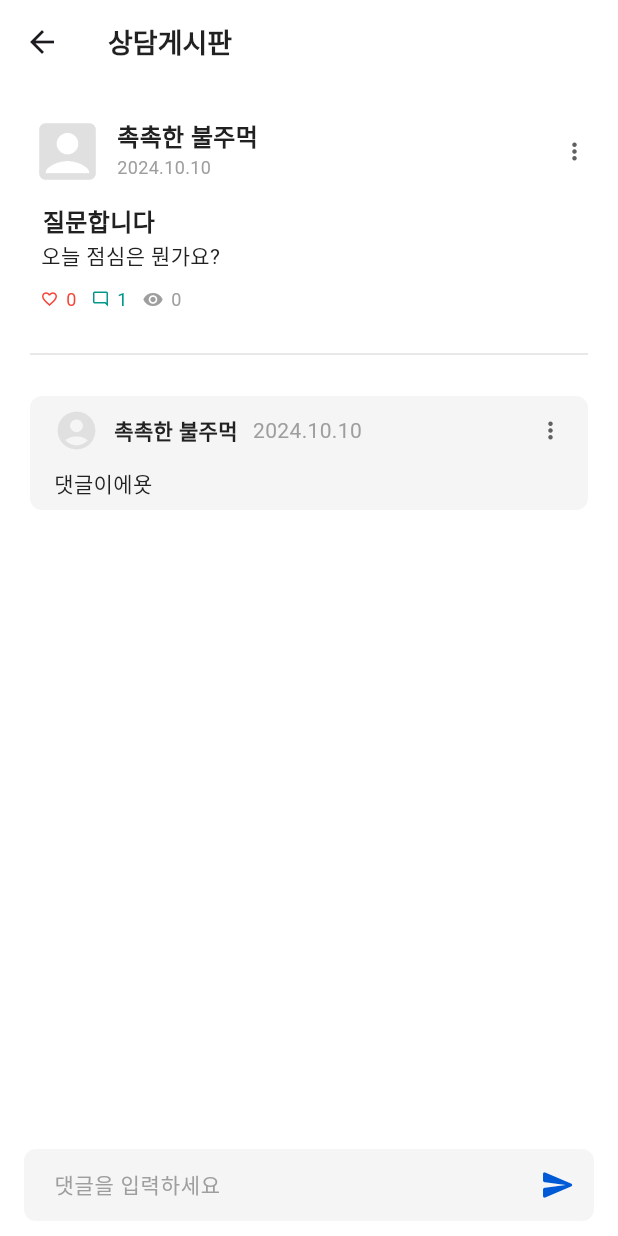
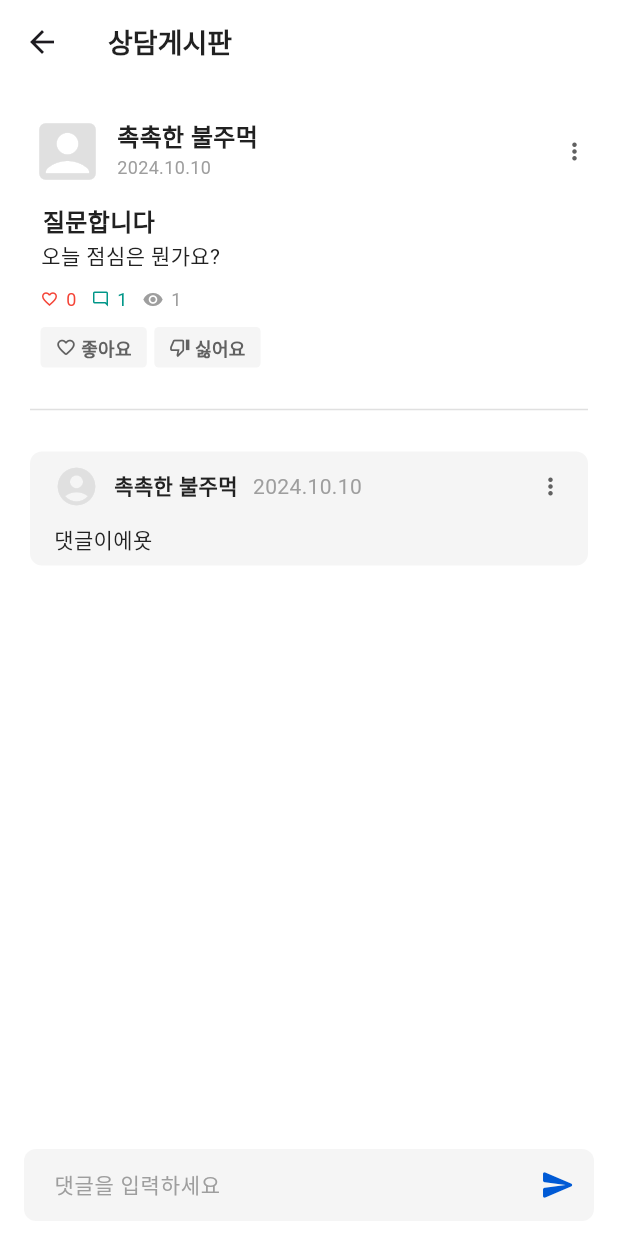
Before and after one commit to jhrchicken/DoctorViewApp, a Flutter app: the BoardListScreen screen opened directly, after a tap on "질문합니다", on a phone screen of 412 x 824 dp. Run offline on Flutter 3.47's test engine with Material 3 defaults, Android fonts, the light colour scheme and no system bars; accounts and stored records are empty; Roboto replaces fonts that are missing (Pretendard).

Commit message:
Feat: 게시판 좋아요 신고 조회수 기능

```diff
--- a/lib/main.dart
+++ b/lib/main.dart
@@ -31,7 +31,6 @@ void main() {
         ChangeNotifierProvider(create: (context) => HreplyProvider()),
         ChangeNotifierProvider(create: (context) => LikesProvider()),
         ChangeNotifierProvider(create: (context) => HashtagProvider()),
-
         //회원관리
         ChangeNotifierProvider(create: (context) => MemberProvider()),
         ChangeNotifierProvider(create: (context) => HoursProvider()),
--- a/lib/models/likes.dart
+++ b/lib/models/likes.dart
@@ -1,12 +1,12 @@
 class Likes {
   int likeIdx;
-  String memberRef;
+  String? memberRef;
   String tablename;
   String recodenum;
 
   Likes({
     required this.likeIdx,
-    required this.memberRef,
+    this.memberRef,
     required this.tablename,
     required this.recodenum,
   });
--- a/lib/providers/likes_provider.dart
+++ b/lib/providers/likes_provider.dart
@@ -3,7 +3,7 @@ import 'package:flutter/material.dart';
 
 class LikesProvider extends ChangeNotifier {
   // 좋아요 일련번호 시퀀스
-  final int _seqLikesIdx = 8;
+  int _seqLikesIdx = 8;
 
   // 좋아요 더미데이터
   final List<Likes> _likesList = [
@@ -66,6 +66,30 @@ class LikesProvider extends ChangeNotifier {
     return _likesList.where((likes) => likes.tablename == tablename && likes.recodenum == recodenum).toList();
   }
 
+  // 좋아요 존재 여부 확인
+  bool checkLikes(String tablename, String memberRef, String recodenum) {
+    return _likesList.any((likes) => likes.tablename == tablename && likes.memberRef == memberRef && likes.recodenum == recodenum);
+  }
+
+  // 좋아요 증가
+  void plusLikes(Likes likes) {
+    likes.likeIdx = _seqLikesIdx++;
+    _likesList.add(likes);
+    notifyListeners();
+  }
+
+  // 좋아요 취소
+  void minusLikes(String tablename, String memberRef, String recodenum) {
+    _likesList.removeWhere((likes) => likes.tablename == tablename && likes.memberRef == memberRef && likes.recodenum == recodenum);
+    notifyListeners();
+  }
+
+
+
+  // 특정 테이블의 특정 레코드의 모든 좋아요 삭제
+  void deleteAllLikes(String tablename, String recodenum) {
+    _likesList.removeWhere((likes) => likes.tablename == tablename && likes.recodenum == recodenum);
+  }
 
 
 
@@ -74,44 +98,4 @@ class LikesProvider extends ChangeNotifier {
 
 
 
-
-  // // 병원 리뷰 조회
-  // Hreview? selectHreview(int reviewIdx) {
-  //   try {
-  //     return _hreviewList.firstWhere((hreview) => hreview.reviewIdx == reviewIdx);
-  //   }
-  //   catch (e) {
-  //     return null;
-  //   }
-  // }
-
-  // // 병원 리뷰 작성
-  // void insertHreview(Hreview hreview) {
-  //   _hreviewList.add(hreview);
-  //   notifyListeners();
-  // }
-
-  // // 병원 리뷰 삭제
-  // void deleteHreview(int reviewIdx) {
-  //   _hreviewList.removeWhere((hreview) => hreview.reviewIdx == reviewIdx);
-  //   notifyListeners();
-  // }
-
-  // // 병원 리뷰 수정
-  // void updateHreview(Hreview hreview) {
-  //   for (int i = 0; i < _hreviewList.length; i++) {
-  //     if (_hreviewList[i].reviewIdx == hreview.reviewIdx) {
-  //       _hreviewList[i] = hreview;
-  //       break;
-  //     }
-  //   }
-  //   notifyListeners();
-  // }
-
-
-
-
-
-
-
 }
--- a/lib/screens/board/board_view_screen.dart
+++ b/lib/screens/board/board_view_screen.dart
@@ -26,6 +26,24 @@ class BoardViewScreen extends StatefulWidget {
 
 class _BoardViewScreenState extends State<BoardViewScreen> {
   final TextEditingController _commentController = TextEditingController();
+
+  @override
+  void initState() {
+    super.initState();
+    // 프레임이 끝난 후 조회수 증가 함수 호출
+    WidgetsBinding.instance.addPostFrameCallback((_) {
+      _increaseViewCount();
+    });
+  }
+
+  // 조회수 증가 함수
+  void _increaseViewCount() {
+    final boardProvider = Provider.of<BoardProvider>(context, listen: false);
+    final memberProvider = Provider.of<MemberProvider>(context, listen: false);
+    if (memberProvider.loginMember != null) {
+      boardProvider.updateVisitCount(widget.boardIdx);
+    }
+  }
 
   @override
   void dispose() {
--- a/lib/widgets/board/board_detail_widget.dart
+++ b/lib/widgets/board/board_detail_widget.dart
@@ -7,6 +7,7 @@ import 'package:doctorviewapp/providers/comment_provider.dart';
 import 'package:doctorviewapp/providers/likes_provider.dart';
 import 'package:doctorviewapp/providers/member_provider.dart';
 import 'package:doctorviewapp/theme/colors.dart';
+import 'package:doctorviewapp/widgets/board/board_reaction_button.dart';
 import 'package:doctorviewapp/widgets/board/post_action_sheet.dart';
 import 'package:flutter/material.dart';
 import 'package:provider/provider.dart';
@@ -34,7 +35,7 @@ class _BoardDetailWidgetState extends State<BoardDetailWidget> {
 
     Board? board = boardProvider.selectBoard(widget.boardIdx);
     List<Comment> commentList = commentProvider.listComment(board!.boardIdx);
-    List<Likes> likesList = likesProvider.selectLikes(board.boardName, board.boardIdx.toString());
+    List<Likes> likesList = likesProvider.selectLikes('board', board.boardIdx.toString());
     Member? loginMember = memberProvider.loginMember;
     Member? member = memberProvider.selectMember(board.writerRef.toString());
 
@@ -184,6 +185,22 @@ class _BoardDetailWidgetState extends State<BoardDetailWidget> {
               ],
             ),
           ],
+        ),
+        const SizedBox(
+          height: 10,
+        ),
+        // 좋아요 및 신고
+        Row(
+          mainAxisAlignment: MainAxisAlignment.start,
+          crossAxisAlignment: CrossAxisAlignment.center,
+          children: [
+            const SizedBox(
+              width: 7,
+            ),
+            BoardReactionButton(
+              boardIdx: board.boardIdx,
+            ),
+          ],
         )
       ],
     );
--- /dev/null
+++ b/lib/widgets/board/board_reaction_button.dart
@@ -0,0 +1,164 @@
+import 'package:doctorviewapp/models/likes.dart';
+import 'package:doctorviewapp/models/member.dart';
+import 'package:doctorviewapp/models/report.dart';
+import 'package:doctorviewapp/providers/likes_provider.dart';
+import 'package:doctorviewapp/providers/member_provider.dart';
+import 'package:doctorviewapp/providers/report_provider.dart';
+import 'package:flutter/material.dart';
+import 'package:provider/provider.dart';
+
+class BoardReactionButton extends StatefulWidget {
+  final int boardIdx;
+
+  const BoardReactionButton({
+    super.key,
+    required this.boardIdx,
+  });
+
+  @override
+  State<BoardReactionButton> createState() => _BoardReactionButtonState();
+}
+
+class _BoardReactionButtonState extends State<BoardReactionButton> {
+  bool isLike = false;
+  bool isReport = false;
+  Member? loginMember;
+
+  @override
+  void didChangeDependencies() {
+    super.didChangeDependencies();
+    final likesProvider = Provider.of<LikesProvider>(context, listen: false);
+    final reportProvider = Provider.of<ReportProvider>(context, listen: false);
+    final memberProvider = Provider.of<MemberProvider>(context, listen: false);
+
+    loginMember = memberProvider.loginMember;
+    if (loginMember != null) {
+      setState(() {
+        isLike = likesProvider.checkLikes('board', loginMember!.id, widget.boardIdx.toString());
+        isReport = reportProvider.checkReport(loginMember!.id, widget.boardIdx);
+      });
+    }
+  }
+
+  void _toggleLike() {
+    final likesProvider = Provider.of<LikesProvider>(context, listen: false);
+    final reportProvider = Provider.of<ReportProvider>(context, listen: false);
+
+    if (loginMember != null) {
+      if (isLike) {
+        likesProvider.minusLikes('board', loginMember!.id, widget.boardIdx.toString());
+      } else {
+        if (isReport) {
+          reportProvider.minusReport(loginMember!.id, widget.boardIdx);
+        }
+        likesProvider.plusLikes(
+          Likes(
+            likeIdx: 0,
+            memberRef: loginMember!.id,
+            tablename: 'board',
+            recodenum: widget.boardIdx.toString(),
+          ),
+        );
+      }
+      setState(() {
+        isLike = !isLike;
+        if (isLike) {
+          isReport = false;
+        }
+      });
+    }
+  }
+
+  void _toggleReport() {
+    final reportProvider = Provider.of<ReportProvider>(context, listen: false);
+    final likesProvider = Provider.of<LikesProvider>(context, listen: false);
+
+    if (loginMember != null) {
+      if (isReport) {
+        reportProvider.minusReport(loginMember!.id, widget.boardIdx);
+      } else {
+        if (isLike) {
+          likesProvider.minusLikes('board', loginMember!.id, widget.boardIdx.toString());
+        }
+        reportProvider.plusReport(
+          Report(
+            reportIdx: 0,
+            boardRef: widget.boardIdx,
+            memberRef: loginMember!.id,
+          ),
+        );
+      }
+      setState(() {
+        isReport = !isReport;
+        if (isReport) {
+          isLike = false;
+        }
+      });
+    }
+  }
+
+  @override
+  Widget build(BuildContext context) {
+    return Row(
+      children: [
+        GestureDetector(
+          onTap: _toggleLike,
+          child: Container(
+            padding: const EdgeInsets.symmetric(horizontal: 10, vertical: 5),
+            decoration: BoxDecoration(
+              color: Colors.grey[100],
+              borderRadius: BorderRadius.circular(3),
+            ),
+            child: Row(
+              children: [
+                Icon(
+                  isLike ? Icons.favorite : Icons.favorite_border_rounded,
+                  color: isLike ? Colors.red : Colors.grey[700],
+                  size: 14,
+                ),
+                const SizedBox(width: 3),
+                Text(
+                  '좋아요',
+                  style: TextStyle(
+                    color: Colors.grey[700],
+                    fontSize: 12,
+                    fontWeight: FontWeight.w700,
+                  ),
+                ),
+              ],
+            ),
+          ),
+        ),
+        const SizedBox(width: 5),
+        GestureDetector(
+          onTap: _toggleReport,
+          child: Container(
+            padding: const EdgeInsets.symmetric(horizontal: 10, vertical: 5),
+            decoration: BoxDecoration(
+              color: Colors.grey[100],
+              borderRadius: BorderRadius.circular(3),
+            ),
+            child: Row(
+              children: [
+                Icon(
+                  isReport ? Icons.thumb_down : Icons.thumb_down_alt_outlined,
+                  color: isReport ? Colors.red : Colors.grey[700],
+                  size: 14,
+                ),
+                const SizedBox(width: 3),
+                Text(
+                  '싫어요',
+                  style: TextStyle(
+                    color: Colors.grey[700],
+                    fontSize: 12,
+                    fontWeight: FontWeight.w700,
+                  ),
+                ),
+              ],
+            ),
+          ),
+        ),
+      ],
+    );
+  }
+}
```
Also changed, not shown: 2 other files.
